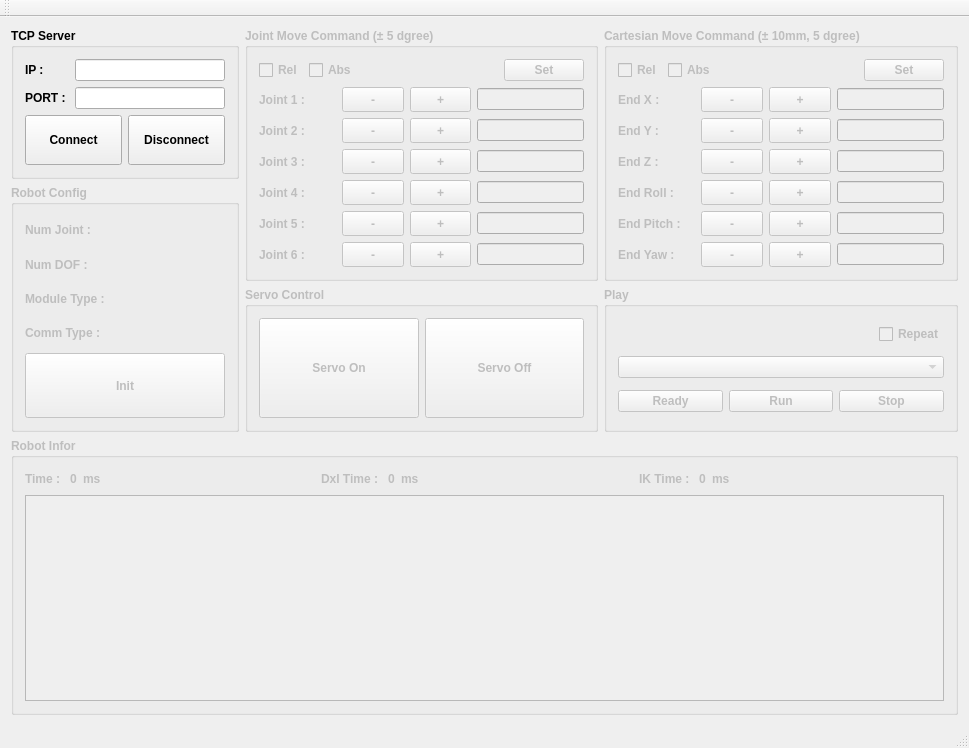
Qt form RobotControllerUI/MainWindow/mainwindow.ui (hajunsong/Controller) before a commit.
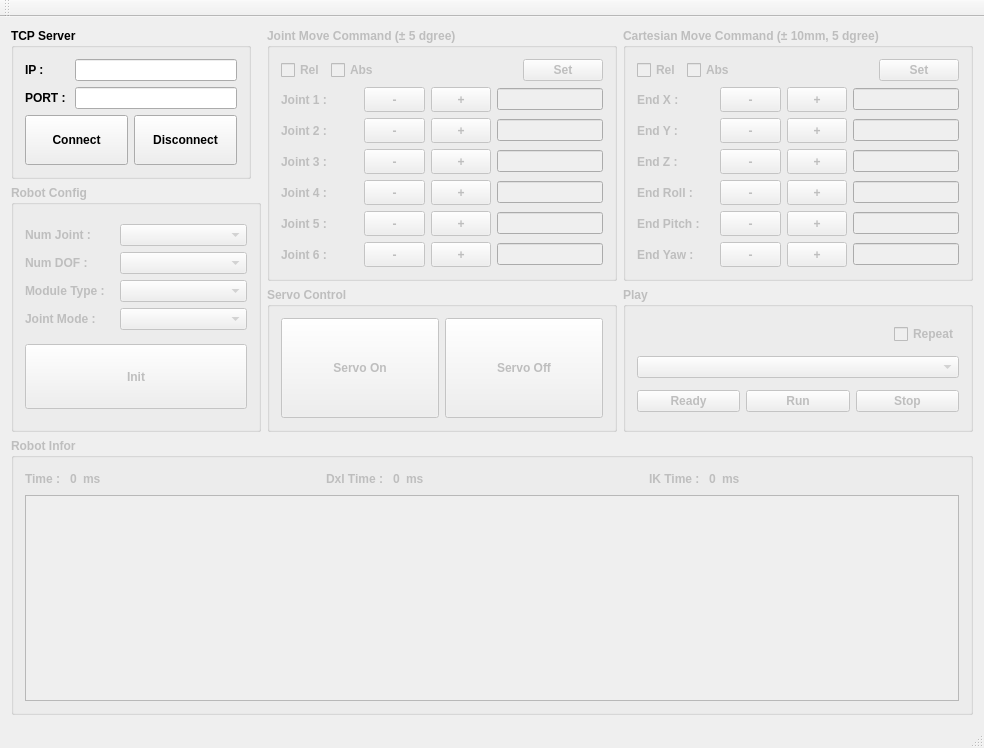
The same form after that commit.

```diff
--- a/RobotControllerUI/MainWindow/mainwindow.ui
+++ b/RobotControllerUI/MainWindow/mainwindow.ui
@@ -6,7 +6,7 @@
    <rect>
     <x>0</x>
     <y>0</y>
-    <width>969</width>
+    <width>980</width>
     <height>748</height>
    </rect>
   </property>
@@ -1076,7 +1076,7 @@
       </property>
       <property name="maximumSize">
        <size>
-        <width>240</width>
+        <width>250</width>
         <height>250</height>
        </size>
       </property>
@@ -1116,7 +1116,7 @@
          <item>
           <widget class="QLabel" name="labelCommType">
            <property name="text">
-            <string>Comm Type : </string>
+            <string>Joint Mode : </string>
            </property>
           </widget>
          </item>
@@ -1126,56 +1126,132 @@
         <layout class="QVBoxLayout" name="verticalLayout_4">
          <item>
           <layout class="QVBoxLayout" name="verticalLayout_5">
+           <property name="leftMargin">
+            <number>5</number>
+           </property>
            <item>
-            <widget class="QLabel" name="txtNumJoint">
-             <property name="minimumSize">
-              <size>
-               <width>100</width>
-               <height>0</height>
-              </size>
+            <widget class="QComboBox" name="cbNumJoint">
+             <property name="sizePolicy">
+              <sizepolicy hsizetype="Expanding" vsizetype="Fixed">
+               <horstretch>0</horstretch>
+               <verstretch>0</verstretch>
+              </sizepolicy>
              </property>
-             <property name="text">
-              <string/>
-             </property>
+             <item>
+              <property name="text">
+               <string/>
+              </property>
+             </item>
+             <item>
+              <property name="text">
+               <string>1</string>
+              </property>
+             </item>
+             <item>
+              <property name="text">
+               <string>6</string>
+              </property>
+             </item>
             </widget>
            </item>
            <item>
-            <widget class="QLabel" name="txtNumDof">
-             <property name="minimumSize">
-              <size>
-               <width>100</width>
-               <height>0</height>
-              </size>
+            <widget class="QComboBox" name="cbNumDOF">
+             <property name="sizePolicy">
+              <sizepolicy hsizetype="Expanding" vsizetype="Fixed">
+               <horstretch>0</horstretch>
+               <verstretch>0</verstretch>
+              </sizepolicy>
              </property>
-             <property name="text">
-              <string/>
-             </property>
+             <item>
+              <property name="text">
+               <string/>
+              </property>
+             </item>
+             <item>
+              <property name="text">
+               <string>1</string>
+              </property>
+             </item>
+             <item>
+              <property name="text">
+               <string>6</string>
+              </property>
+             </item>
             </widget>
            </item>
            <item>
-            <widget class="QLabel" name="txtModuleType">
-             <property name="minimumSize">
-              <size>
-               <width>100</width>
-               <height>0</height>
-              </size>
+            <widget class="QComboBox" name="cbModuleType">
+             <property name="sizePolicy">
+              <sizepolicy hsizetype="Expanding" vsizetype="Fixed">
+               <horstretch>0</horstretch>
+               <verstretch>0</verstretch>
+              </sizepolicy>
              </property>
-             <property name="text">
-              <string/>
-             </property>
+             <item>
+              <property name="text">
+               <string/>
+              </property>
+             </item>
+             <item>
+              <property name="text">
+               <string>FAR V1</string>
+              </property>
+             </item>
+             <item>
+              <property name="text">
+               <string>FAR V2</string>
+              </property>
+             </item>
+             <item>
+              <property name="text">
+               <string>SEA</string>
+              </property>
+             </item>
             </widget>
            </item>
            <item>
-            <widget class="QLabel" name="txtCommType">
-             <property name="minimumSize">
-              <size>
-               <width>100</width>
-               <height>0</height>
-              </size>
+            <widget class="QComboBox" name="cbJointMode">
+             <property name="sizePolicy">
+              <sizepolicy hsizetype="Fixed" vsizetype="Fixed">
+               <horstretch>0</horstretch>
+               <verstretch>0</verstretch>
+              </sizepolicy>
              </property>
-             <property name="text">
-              <string/>
-             </property>
+             <item>
+              <property name="text">
+               <string/>
+              </property>
+             </item>
+             <item>
+              <property name="text">
+               <string>Current</string>
+              </property>
+             </item>
+             <item>
+              <property name="text">
+               <string>Velocity</string>
+              </property>
+             </item>
+             <item>
+              <property name="text">
+               <string>Position</string>
+              </property>
+             </item>
+             <item>
+              <property name="text">
+               <string>Extended Position</string>
+              </property>
+             </item>
+             <item>
+              <property name="text">
+               <string>Current Based Position</string>
+              </property>
+             </item>
+             <item>
+              <property name="text">
+               <string>PWM</string>
+              </property>
+             </item>
             </widget>
            </item>
           </layout>
```
Left out of the diff: 2 changed lines with no effect on the pictures.
